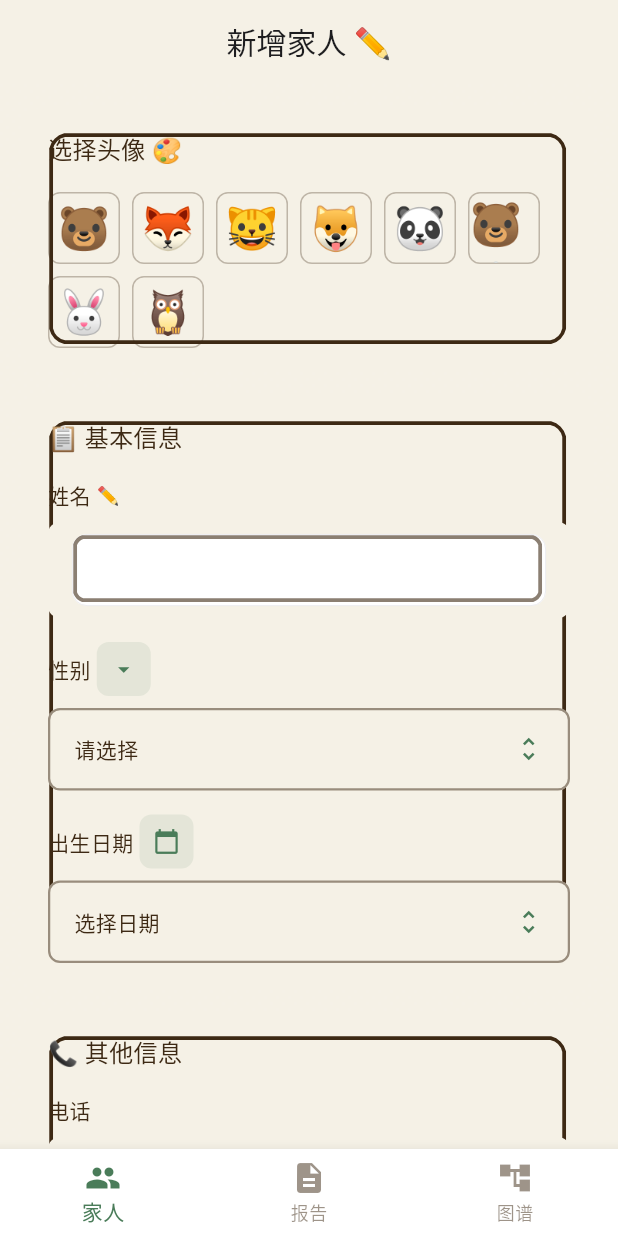
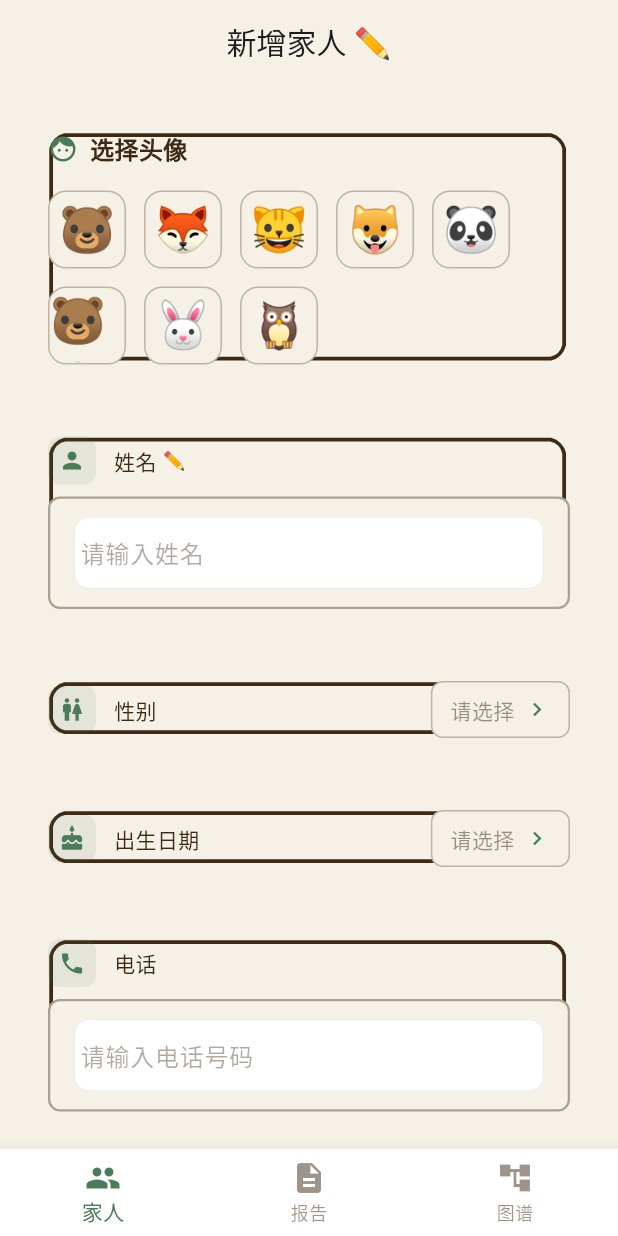
Before and after one commit to wednesdaygogo/myapp, a Flutter app: the PersonFormPage screen opened by its route, on a phone screen of 412 x 824 dp. Run offline on Flutter 3.47's test engine with Material 3 defaults, Android fonts, the phone set to English and light mode, and no system bars; our stand-ins replace file_picker, fl_chart, flutter_riverpod, go_router, hive, hive_flutter; missing offline and left inert: pdfrx; accounts and stored records are empty.

Commit message:
fix: completely redesign person form page with clear layout and proper spacing

```diff
--- a/lib/features/person/ui/pages/person_form_page.dart
+++ b/lib/features/person/ui/pages/person_form_page.dart
@@ -4,7 +4,6 @@ import 'package:go_router/go_router.dart';
 import '../../../../core/theme/crayon_theme.dart';
 import '../../../../core/widgets/crayon_background.dart';
 import '../../../../core/widgets/crayon_card.dart';
-import '../../../../core/widgets/crayon_input.dart';
 import '../../../../core/widgets/crayon_button.dart';
 import '../../../../core/widgets/crayon_avatar.dart';
 import '../../providers/person_provider.dart';
@@ -19,7 +18,6 @@ class PersonFormPage extends ConsumerStatefulWidget {
 }
 
 class _PersonFormPageState extends ConsumerState<PersonFormPage> {
-  final _formKey = GlobalKey<FormState>();
   final _nameController = TextEditingController();
   final _phoneController = TextEditingController();
   String? _gender;
@@ -55,7 +53,12 @@ class _PersonFormPageState extends ConsumerState<PersonFormPage> {
   }
 
   Future<void> _saveForm() async {
-    if (!_formKey.currentState!.validate()) return;
+    if (_nameController.text.isEmpty) {
+      ScaffoldMessenger.of(context).showSnackBar(
+        const SnackBar(content: Text('请输入姓名')),
+      );
+      return;
+    }
 
     final person = Person(
       id: widget.personId ?? 0,
@@ -96,40 +99,53 @@ class _PersonFormPageState extends ConsumerState<PersonFormPage> {
         title: Text(isEditing ? '编辑家人 ✏️' : '新增家人 ✏️'),
         centerTitle: true,
         foregroundColor: CrayonTheme.darkBrown,
+        elevation: 0,
       ),
       body: CrayonBackground(
-        child: Form(
-          key: _formKey,
-          child: ListView(
+        child: SingleChildScrollView(
           padding: const EdgeInsets.all(CrayonTheme.spacingMd),
+          child: Column(
+            crossAxisAlignment: CrossAxisAlignment.stretch,
             children: [
-              // Avatar Selector
+              // Avatar Section
               CrayonCard(
                 child: Column(
                   crossAxisAlignment: CrossAxisAlignment.start,
                   children: [
-                    Text('选择头像 🎨', style: CrayonTheme.crayonTextTheme.titleMedium),
+                    Row(
+                      children: [
+                        const Icon(Icons.face, color: CrayonTheme.forestGreen, size: 20),
+                        const SizedBox(width: 8),
+                        Text('选择头像', style: const TextStyle(
+                          color: CrayonTheme.darkBrown,
+                          fontWeight: FontWeight.w600,
+                          fontSize: 16,
+                        )),
+                      ],
+                    ),
                     const SizedBox(height: CrayonTheme.spacingMd),
                     Wrap(
-                      spacing: CrayonTheme.spacingSm,
-                      runSpacing: CrayonTheme.spacingSm,
+                      spacing: 12,
+                      runSpacing: 12,
                       children: PresetAvatars.names.map((name) {
                         final isSelected = _selectedAvatar == name;
                         return GestureDetector(
                           onTap: () => setState(() => _selectedAvatar = name),
                           child: Container(
-                            width: 48,
-                            height: 48,
+                            width: 52,
+                            height: 52,
                             decoration: BoxDecoration(
-                              borderRadius: BorderRadius.circular(CrayonTheme.radiusSm),
-                              border: isSelected
-                                  ? Border.all(color: CrayonTheme.forestGreen, width: 2)
-                                  : Border.all(color: CrayonTheme.darkBrown.withValues(alpha: 0.3), width: 1),
+                              color: isSelected ? CrayonTheme.forestGreen.withValues(alpha: 0.15) : CrayonTheme.creamWhite,
+                              borderRadius: BorderRadius.circular(CrayonTheme.radiusMd),
+                              border: Border.all(
+                                color: isSelected ? CrayonTheme.forestGreen : CrayonTheme.darkBrown.withValues(alpha: 0.3),
+                                width: isSelected ? 2 : 1,
+                              ),
                             ),
                             child: Center(
                               child: Text(
                                 PresetAvatars.emojiMap[name]!,
-                                style: const TextStyle(fontSize: 28),
+                                style: const TextStyle(fontSize: 30),
                               ),
                             ),
                           ),
@@ -141,46 +157,72 @@ class _PersonFormPageState extends ConsumerState<PersonFormPage> {
               ),
               const SizedBox(height: CrayonTheme.spacingMd),
 
-              // Basic Info
-              CrayonCard(
-                child: Column(
-                  crossAxisAlignment: CrossAxisAlignment.start,
-                  children: [
-                    Text('📋 基本信息', style: CrayonTheme.crayonTextTheme.titleMedium),
-                    const SizedBox(height: CrayonTheme.spacingMd),
-                    CrayonInput(
+              // Name Input
+              _buildInputCard(
+                icon: Icons.person,
                 label: '姓名',
+                isRequired: true,
+                child: TextField(
                   controller: _nameController,
-                      isRequired: true,
-                      validator: (v) => v?.isEmpty == true ? '姓名不能为空' : null,
+                  decoration: InputDecoration(
+                    hintText: '请输入姓名',
+                    hintStyle: TextStyle(color: CrayonTheme.darkBrown.withValues(alpha: 0.4)),
+                    border: InputBorder.none,
+                    contentPadding: EdgeInsets.zero,
                   ),
-                    const SizedBox(height: CrayonTheme.spacingMd),
-                    _buildDropdownField('性别', ['男', '女', '其他'], _gender, (v) => setState(() => _gender = v)),
-                    const SizedBox(height: CrayonTheme.spacingMd),
-                    _buildDateField('出生日期', _birthDate, _selectDate),
-                  ],
+                  style: const TextStyle(color: CrayonTheme.darkBrown, fontSize: 16),
                 ),
               ),
               const SizedBox(height: CrayonTheme.spacingMd),
 
-              // Contact & Relationship
-              CrayonCard(
-                child: Column(
-                  crossAxisAlignment: CrossAxisAlignment.start,
-                  children: [
-                    Text('📞 其他信息', style: CrayonTheme.crayonTextTheme.titleMedium),
+              // Gender Selection
+              _buildSelectionCard(
+                icon: Icons.wc,
+                label: '性别',
+                value: _gender,
+                placeholder: '请选择',
+                onTap: () => _showGenderPicker(),
+              ),
               const SizedBox(height: CrayonTheme.spacingMd),
-                    CrayonInput(
+
+              // Birth Date
+              _buildSelectionCard(
+                icon: Icons.cake,
+                label: '出生日期',
+                value: _birthDate != null ? _formatDate(_birthDate!) : null,
+                placeholder: '请选择',
+                onTap: _selectDate,
+              ),
+              const SizedBox(height: CrayonTheme.spacingMd),
+
+              // Phone Input
+              _buildInputCard(
+                icon: Icons.phone,
                 label: '电话',
+                isRequired: false,
+                child: TextField(
                   controller: _phoneController,
                   keyboardType: TextInputType.phone,
+                  decoration: InputDecoration(
+                    hintText: '请输入电话号码',
+                    hintStyle: TextStyle(color: CrayonTheme.darkBrown.withValues(alpha: 0.4)),
+                    border: InputBorder.none,
+                    contentPadding: EdgeInsets.zero,
+                  ),
+                  style: const TextStyle(color: CrayonTheme.darkBrown, fontSize: 16),
+                ),
               ),
               const SizedBox(height: CrayonTheme.spacingMd),
-                    _buildDropdownField('与本人的关系', ['本人', '配偶', '父亲', '母亲', '子女', '其他'], _relationship, (v) => setState(() => _relationship = v)),
-                  ],
+
+              // Relationship
+              _buildSelectionCard(
+                icon: Icons.family_restroom,
+                label: '与本人的关系',
+                value: _relationship,
+                placeholder: '请选择',
+                onTap: () => _showRelationshipPicker(),
               ),
-              ),
-              const SizedBox(height: CrayonTheme.spacingLg),
+              const SizedBox(height: CrayonTheme.spacingXl),
 
               // Save Button
               CrayonButton(
@@ -196,125 +238,247 @@ class _PersonFormPageState extends ConsumerState<PersonFormPage> {
     );
   }
 
-  Widget _buildDropdownField(String label, List<String> items, String? value, ValueChanged<String?> onChanged) {
-    return Column(
+  Widget _buildInputCard({
+    required IconData icon,
+    required String label,
+    required bool isRequired,
+    required Widget child,
+  }) {
+    return CrayonCard(
+      child: Column(
         crossAxisAlignment: CrossAxisAlignment.start,
         children: [
           Row(
             children: [
-            Text(label, style: const TextStyle(color: CrayonTheme.darkBrown, fontWeight: FontWeight.w500, fontSize: 14)),
-            const SizedBox(width: 4),
               Container(
-              width: 36,
-              height: 36,
+                width: 32,
+                height: 32,
                 decoration: BoxDecoration(
                   color: CrayonTheme.forestGreen.withValues(alpha: 0.1),
                   borderRadius: BorderRadius.circular(CrayonTheme.radiusSm),
                 ),
-              child: const Icon(Icons.arrow_drop_down, size: 18, color: CrayonTheme.forestGreen),
+                child: Icon(icon, size: 18, color: CrayonTheme.forestGreen),
+              ),
+              const SizedBox(width: 12),
+              Text(label, style: const TextStyle(
+                color: CrayonTheme.darkBrown,
+                fontWeight: FontWeight.w500,
+                fontSize: 14,
+              )),
+              if (isRequired)
+                const Padding(
+                  padding: EdgeInsets.only(left: 4),
+                  child: Text('✏️', style: TextStyle(fontSize: 12)),
                 ),
             ],
           ),
           const SizedBox(height: CrayonTheme.spacingSm),
-        GestureDetector(
-          onTap: () => _showDropdown(label, items, value, onChanged),
-          child: Container(
-            width: double.infinity,
-            padding: const EdgeInsets.symmetric(horizontal: CrayonTheme.spacingMd, vertical: CrayonTheme.spacingMd),
+          Container(
+            padding: const EdgeInsets.symmetric(
+              horizontal: CrayonTheme.spacingMd,
+              vertical: 12,
+            ),
             decoration: BoxDecoration(
               color: CrayonTheme.creamWhite,
               borderRadius: BorderRadius.circular(CrayonTheme.radiusSm),
-              border: Border.all(color: CrayonTheme.darkBrown.withValues(alpha: 0.5), width: 1.5),
+              border: Border.all(color: CrayonTheme.darkBrown.withValues(alpha: 0.4), width: 1.5),
+            ),
+            child: child,
+          ),
+        ],
+      ),
+    );
+  }
+
+  Widget _buildSelectionCard({
+    required IconData icon,
+    required String label,
+    required String? value,
+    required String placeholder,
+    required VoidCallback onTap,
+  }) {
+    return CrayonCard(
+      onTap: onTap,
+      child: Row(
+        children: [
+          Container(
+            width: 32,
+            height: 32,
+            decoration: BoxDecoration(
+              color: CrayonTheme.forestGreen.withValues(alpha: 0.1),
+              borderRadius: BorderRadius.circular(CrayonTheme.radiusSm),
+            ),
+            child: Icon(icon, size: 18, color: CrayonTheme.forestGreen),
+          ),
+          const SizedBox(width: 12),
+          Text(label, style: const TextStyle(
+            color: CrayonTheme.darkBrown,
+            fontWeight: FontWeight.w500,
+            fontSize: 14,
+          )),
+          const Spacer(),
+          Container(
+            padding: const EdgeInsets.symmetric(horizontal: 12, vertical: 8),
+            decoration: BoxDecoration(
+              color: CrayonTheme.creamWhite,
+              borderRadius: BorderRadius.circular(CrayonTheme.radiusSm),
+              border: Border.all(color: CrayonTheme.darkBrown.withValues(alpha: 0.3)),
             ),
             child: Row(
-              mainAxisAlignment: MainAxisAlignment.spaceBetween,
+              mainAxisSize: MainAxisSize.min,
               children: [
-                Text(value ?? '请选择', style: const TextStyle(color: CrayonTheme.darkBrown, fontSize: 14)),
-                const Icon(Icons.unfold_more, size: 20, color: CrayonTheme.forestGreen),
+                Text(
+                  value ?? placeholder,
+                  style: TextStyle(
+                    color: value != null ? CrayonTheme.darkBrown : CrayonTheme.darkBrown.withValues(alpha: 0.5),
+                    fontSize: 14,
+                  ),
+                ),
+                const SizedBox(width: 6),
+                const Icon(Icons.chevron_right, size: 18, color: CrayonTheme.forestGreen),
               ],
             ),
           ),
+        ],
       ),
-      ],
     );
   }
 
-  void _showDropdown(String label, List<String> items, String? value, ValueChanged<String?> onChanged) {
-    showDialog(
+  void _showGenderPicker() {
+    showModalBottomSheet(
       context: context,
-      builder: (ctx) => AlertDialog(
       backgroundColor: CrayonTheme.creamWhite,
-        title: Text(label, style: const TextStyle(color: CrayonTheme.darkBrown)),
-        content: SizedBox(
-          width: double.minPositive,
-          child: ListView.builder(
-            shrinkWrap: true,
-            itemCount: items.length,
-            itemBuilder: (context, index) {
-              final item = items[index];
-              final isSelected = item == value;
+      shape: RoundedRectangleBorder(
+        borderRadius: BorderRadius.vertical(top: Radius.circular(CrayonTheme.radiusMd)),
+      ),
+      builder: (ctx) => SafeArea(
+        child: Column(
+          mainAxisSize: MainAxisSize.min,
+          children: [
+            Padding(
+              padding: const EdgeInsets.all(CrayonTheme.spacingMd),
+              child: Row(
+                children: [
+                  Text('选择性别', style: const TextStyle(
+                    color: CrayonTheme.darkBrown,
+                    fontWeight: FontWeight.w600,
+                    fontSize: 18,
+                  )),
+                  const Spacer(),
+                  IconButton(
+                    icon: const Icon(Icons.close),
+                    onPressed: () => Navigator.pop(ctx),
+                    color: CrayonTheme.darkBrown,
+                  ),
+                ],
+              ),
+            ),
+            const Divider(height: 1),
+            ...['男', '女', '其他'].map((item) {
+              final isSelected = item == _gender;
               return ListTile(
+                leading: Container(
+                  width: 32,
+                  height: 32,
+                  decoration: BoxDecoration(
+                    color: isSelected ? CrayonTheme.forestGreen.withValues(alpha: 0.15) : CrayonTheme.darkBrown.withValues(alpha: 0.05),
+                    borderRadius: BorderRadius.circular(CrayonTheme.radiusSm),
+                  ),
+                  child: Icon(
+                    item == '男' ? Icons.male : item == '女' ? Icons.female : Icons.transgender,
+                    color: isSelected ? CrayonTheme.forestGreen : CrayonTheme.darkBrown.withValues(alpha: 0.5),
+                    size: 18,
+                  ),
+                ),
                 title: Text(item, style: TextStyle(
                   color: isSelected ? CrayonTheme.forestGreen : CrayonTheme.darkBrown,
                   fontWeight: isSelected ? FontWeight.w600 : FontWeight.w400,
                 )),
-                trailing: isSelected ? const Text('✨') : null,
+                trailing: isSelected ? const Text('✨', style: TextStyle(fontSize: 18)) : null,
                 onTap: () {
-                  onChanged(item);
+                  setState(() => _gender = item);
                   Navigator.pop(ctx);
                 },
               );
-            },
-          ),
+            }),
+          ],
         ),
       ),
     );
   }
 
-  Widget _buildDateField(String label, DateTime? selectedDate, VoidCallback onTap) {
-    return Column(
-      crossAxisAlignment: CrossAxisAlignment.start,
+  void _showRelationshipPicker() {
+    showModalBottomSheet(
+      context: context,
+      backgroundColor: CrayonTheme.creamWhite,
+      shape: RoundedRectangleBorder(
+        borderRadius: BorderRadius.vertical(top: Radius.circular(CrayonTheme.radiusMd)),
+      ),
+      builder: (ctx) => SafeArea(
+        child: Column(
+          mainAxisSize: MainAxisSize.min,
           children: [
-        Row(
+            Padding(
+              padding: const EdgeInsets.all(CrayonTheme.spacingMd),
+              child: Row(
                 children: [
-            Text(label, style: const TextStyle(color: CrayonTheme.darkBrown, fontWeight: FontWeight.w500, fontSize: 14)),
-            const SizedBox(width: 4),
-            Container(
-              width: 36,
-              height: 36,
-              decoration: BoxDecoration(
-                color: CrayonTheme.forestGreen.withValues(alpha: 0.1),
-                borderRadius: BorderRadius.circular(CrayonTheme.radiusSm),
-              ),
-              child: const Icon(Icons.calendar_today, size: 18, color: CrayonTheme.forestGreen),
+                  Text('选择关系', style: const TextStyle(
+                    color: CrayonTheme.darkBrown,
+                    fontWeight: FontWeight.w600,
+                    fontSize: 18,
+                  )),
+                  const Spacer(),
+                  IconButton(
+                    icon: const Icon(Icons.close),
+                    onPressed: () => Navigator.pop(ctx),
+                    color: CrayonTheme.darkBrown,
                   ),
                 ],
               ),
-        const SizedBox(height: CrayonTheme.spacingSm),
-        GestureDetector(
-          onTap: onTap,
-          child: Container(
-            width: double.infinity,
-            padding: const EdgeInsets.symmetric(horizontal: CrayonTheme.spacingMd, vertical: CrayonTheme.spacingMd),
+            ),
+            const Divider(height: 1),
+            ...['本人', '配偶', '父亲', '母亲', '子女', '其他'].map((item) {
+              final isSelected = item == _relationship;
+              return ListTile(
+                leading: Container(
+                  width: 32,
+                  height: 32,
                   decoration: BoxDecoration(
-              color: CrayonTheme.creamWhite,
+                    color: isSelected ? CrayonTheme.forestGreen.withValues(alpha: 0.15) : CrayonTheme.darkBrown.withValues(alpha: 0.05),
                     borderRadius: BorderRadius.circular(CrayonTheme.radiusSm),
-              border: Border.all(color: CrayonTheme.darkBrown.withValues(alpha: 0.5), width: 1.5),
                   ),
-            child: Row(
-              mainAxisAlignment: MainAxisAlignment.spaceBetween,
-              children: [
-                Text(
-                  selectedDate == null ? '选择日期' : _formatDate(selectedDate),
-                  style: const TextStyle(color: CrayonTheme.darkBrown, fontSize: 14),
+                  child: Icon(
+                    _getRelationshipIcon(item),
+                    color: isSelected ? CrayonTheme.forestGreen : CrayonTheme.darkBrown.withValues(alpha: 0.5),
+                    size: 18,
                   ),
-                const Icon(Icons.unfold_more, size: 20, color: CrayonTheme.forestGreen),
+                ),
+                title: Text(item, style: TextStyle(
+                  color: isSelected ? CrayonTheme.forestGreen : CrayonTheme.darkBrown,
+                  fontWeight: isSelected ? FontWeight.w600 : FontWeight.w400,
+                )),
+                trailing: isSelected ? const Text('✨', style: TextStyle(fontSize: 18)) : null,
+                onTap: () {
+                  setState(() => _relationship = item);
+                  Navigator.pop(ctx);
+                },
+              );
+            }),
           ],
         ),
       ),
-        ),
-      ],
     );
+  }
+
+  IconData _getRelationshipIcon(String relationship) {
+    switch (relationship) {
+      case '本人': return Icons.person;
+      case '配偶': return Icons.favorite;
+      case '父亲': return Icons.man;
+      case '母亲': return Icons.woman;
+      case '子女': return Icons.child_care;
+      default: return Icons.people;
+    }
   }
 
   String _formatDate(DateTime date) {
```
Lines whose indentation alone changed are shown as unchanged.
